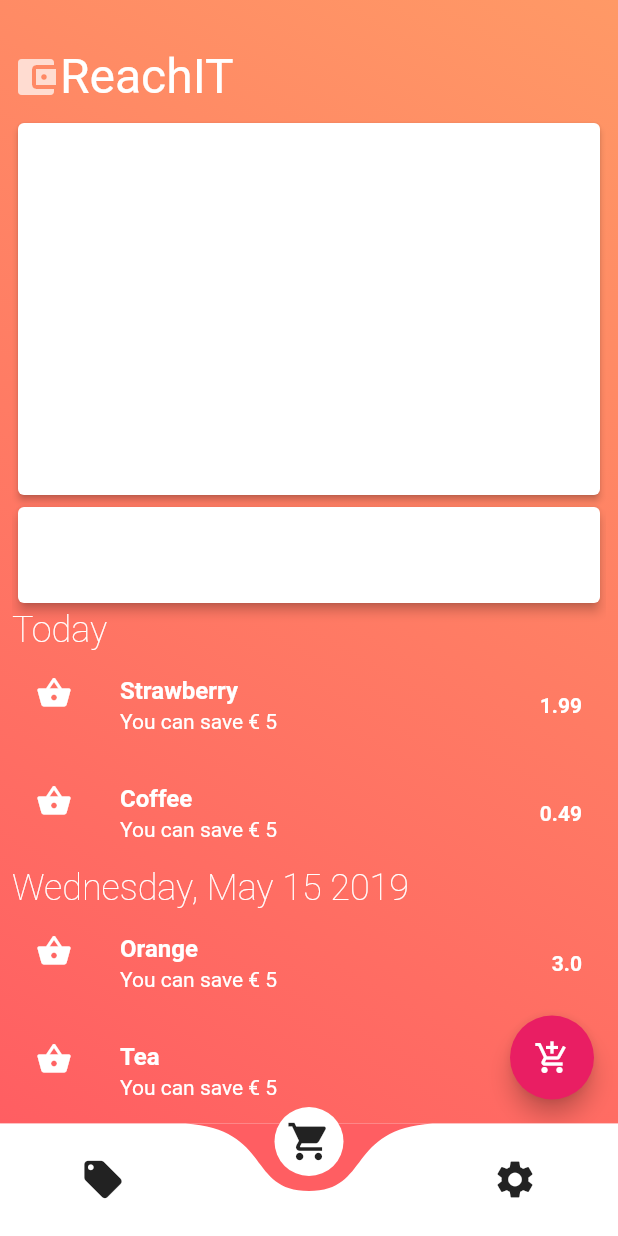
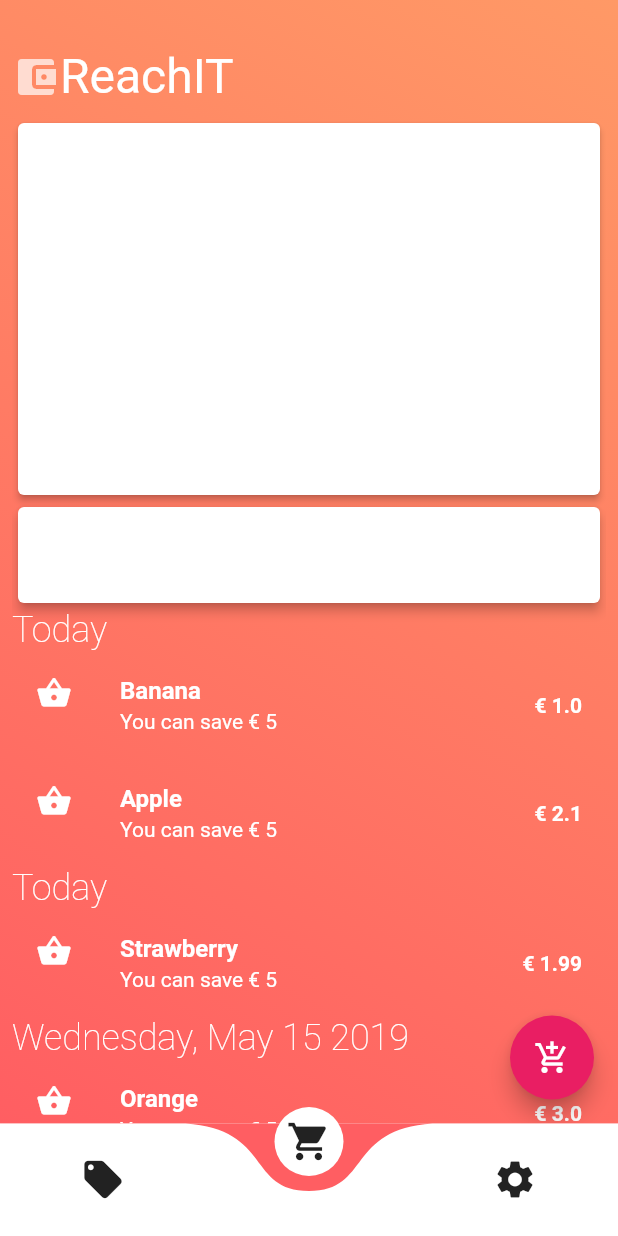
Before and after one commit to dpanugroho/reachit-mobile, a Flutter app: the screen it shows after launch, after a tap on "Log In", on a phone screen of 412 x 824 dp. Run offline on Flutter 3.47's test engine with Material 2 defaults, Android fonts, the phone set to English and light mode, and no system bars; drawn by our look-alikes of curved_navigation_bar; our stand-ins replace gradient_app_bar, shared_preferences.

Commit message:
Modify login background

```diff
--- a/lib/pages/Expense.dart
+++ b/lib/pages/Expense.dart
@@ -34,11 +34,6 @@ class Expense extends StatelessWidget {
                   {
                       "name": "Strawberry",
                       "price": 1.99,
-                      "quantity": 1.0
-                  },
-                  {
-                      "name": "Coffee",
-                      "price": 0.49,
                       "quantity": 1.0
                   }
               ],
@@ -120,6 +115,7 @@ class Expense extends StatelessWidget {
     List transactions = List();
     transactions.add(0);
     transactions.add(1);
+    transactions.add(2);
     transactions.addAll(jsonResponse['transactions']);
     return Scaffold(
       floatingActionButton: FloatingActionButton(
@@ -210,7 +206,7 @@ Widget _buildItem(Item item) => ListTile(
         style: TextStyle(color: Colors.white),
       ),
       trailing: Text(
-        item.price.toString(),
+      "€ "+item.price.toString(),
         style: TextStyle(color: Colors.white, fontWeight: FontWeight.bold),
       ),
     );
--- a/lib/pages/Login.dart
+++ b/lib/pages/Login.dart
@@ -15,10 +15,13 @@ class _LoginPageState extends State<LoginPage> {
       child: CircleAvatar(
         backgroundColor: Colors.transparent,
         radius: 48.0,
-        child: Image.asset(
-          'assets/logo.png',
-          width: 150,
-          height: 100,
+        child: Text(
+          "ReachIT",
+          style: TextStyle(
+              fontFamily: "Roboto",
+              fontWeight: FontWeight.w100,
+              fontSize: 48,
+              color: Colors.white),
         ),
       ),
     );
@@ -26,17 +29,17 @@ class _LoginPageState extends State<LoginPage> {
     final email = TextFormField(
       keyboardType: TextInputType.emailAddress,
       autofocus: false,
-      initialValue: 'username',
       decoration: InputDecoration(
         hintText: 'Username',
         contentPadding: EdgeInsets.fromLTRB(20.0, 10.0, 20.0, 10.0),
-        border: OutlineInputBorder(borderRadius: BorderRadius.circular(32.0)),
+        border: OutlineInputBorder(
+          borderRadius: BorderRadius.circular(32.0),
+        ),
       ),
     );
 
     final password = TextFormField(
       autofocus: false,
-      initialValue: 'some password',
       obscureText: true,
       decoration: InputDecoration(
         hintText: 'Password',
@@ -56,7 +59,7 @@ class _LoginPageState extends State<LoginPage> {
           Navigator.of(context).pushNamed("/HomePage");
         },
         padding: EdgeInsets.all(12),
-        color: Colors.lightBlueAccent,
+        color: Colors.pink,
         child: Text('Log In', style: TextStyle(color: Colors.white)),
       ),
     );
@@ -64,17 +67,17 @@ class _LoginPageState extends State<LoginPage> {
     final forgotLabel = FlatButton(
       child: Text(
         'Forgot password?',
-        style: TextStyle(color: Colors.black54),
+        style: TextStyle(color: Colors.white54),
       ),
       onPressed: () {},
     );
 
     return Scaffold(
-      backgroundColor: Colors.white,
+      backgroundColor: Color.fromRGBO(255, 94, 98, 1.0),
       body: Container(
         child: ListView(
           shrinkWrap: true,
-          padding: EdgeInsets.only(left: 24.0, right: 24.0),
+          padding: EdgeInsets.only(top: 256, left: 24.0, right: 24.0),
           children: <Widget>[
             logo,
             SizedBox(height: 48.0),
--- a/lib/pages/Offer.dart
+++ b/lib/pages/Offer.dart
@@ -26,7 +26,7 @@ class Offer extends StatelessWidget {
           return Card(
             elevation: 3.0,
             child: Container(
-              padding: EdgeInsets.all(8.0),
+              padding: EdgeInsets.only(left:12.0),
               child: TextField(
                 decoration:
                     InputDecoration(labelText: "Looking for something?"),
```
